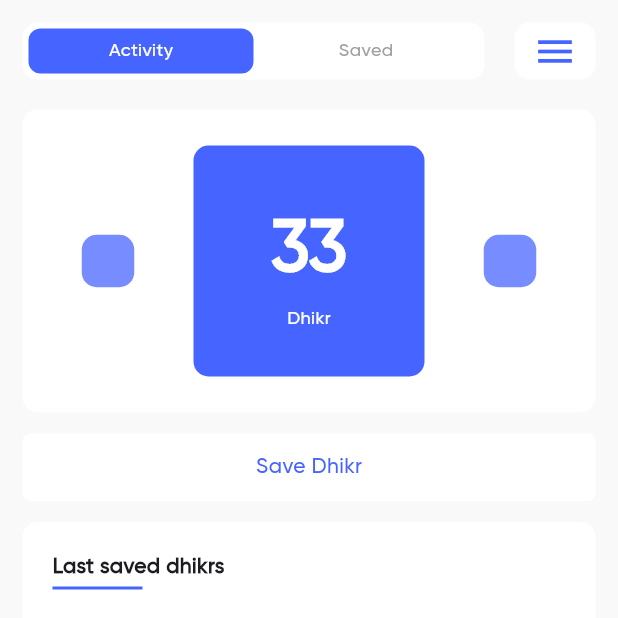
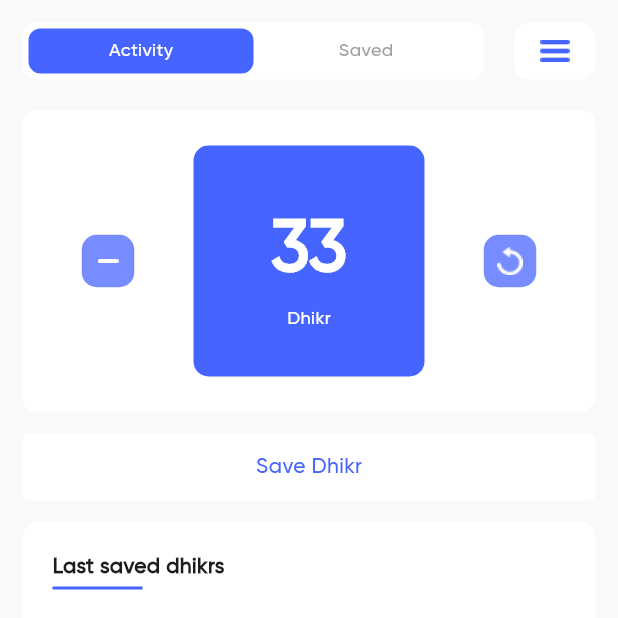
Before and after one commit to OlegPark/Dhikr_counter, a Flutter app: the screen it shows after launch, on a phone screen of 412 x 824 dp, the top half of it. Run offline on Flutter 3.47's test engine with Material 3 defaults, Android fonts, the light colour scheme and no system bars.

Commit message:
Добавил иконки

```diff
--- a/lib/pages/home/counter_panel.dart
+++ b/lib/pages/home/counter_panel.dart
@@ -26,6 +26,7 @@ class CounterPanel extends StatelessWidget {
                   ),
                   height: 35,
                   width: 35,
+                  child: Image.asset('assets/images/decrement.png'),
                 ),
               ),
               GestureDetector(
@@ -70,6 +71,7 @@ class CounterPanel extends StatelessWidget {
                   ),
                   height: 35,
                   width: 35,
+                  child: Image.asset('assets/images/zeroing.png'),
                 ),
               ),
             ],
--- a/lib/pages/home/top_panel.dart
+++ b/lib/pages/home/top_panel.dart
@@ -67,11 +67,7 @@ class TopPanel extends StatelessWidget {
                 color: Colors.white,
               ),
             margin: const EdgeInsets.only(left: 20),
-            child: const Icon(
-              Icons.menu,
-              color: alphaBlue,
-              size: 30,
-            ),
+            child: Image.asset('assets/images/menu.png'),
           ),
         ],
       ),
```
